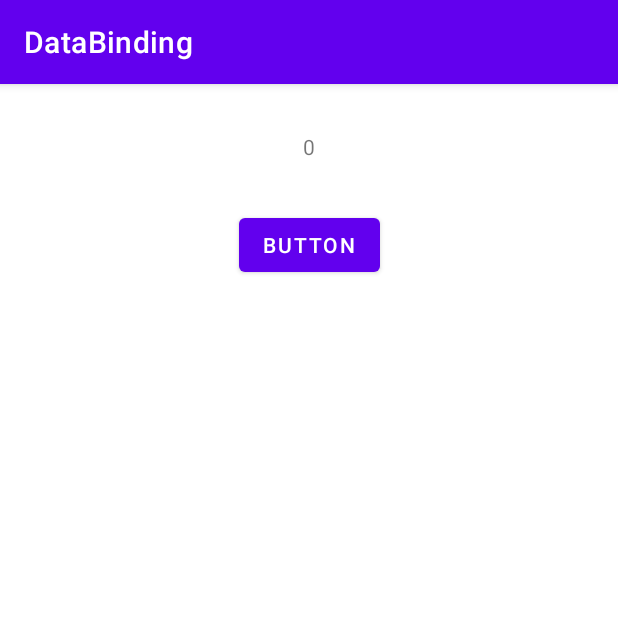
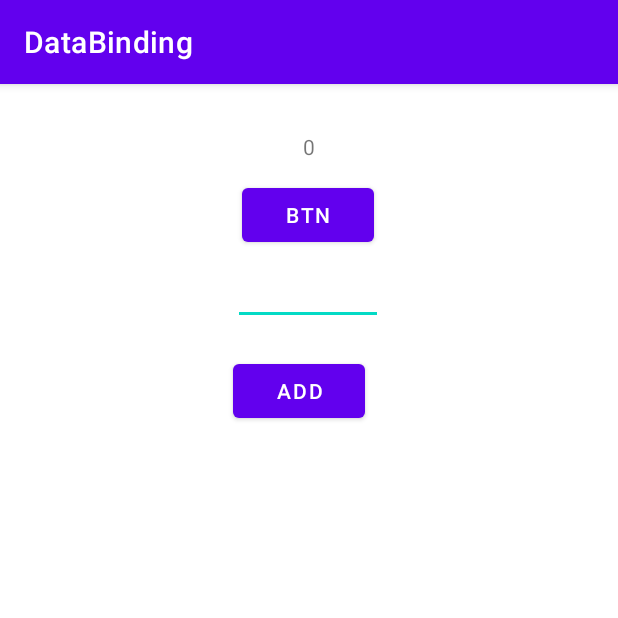
Before and after one commit to alikamrann/DataBinding, an Android app: the screen it shows after launch (ThirdActivity), on a phone screen of 412 x 824 dp, the top half of it. Run offline under Robolectric (Android 15) with nearby library versions, the phone set to English and light mode, and no system bars; our stand-ins replace data binding.

```diff
--- a/app/src/main/java/com/example/databinding/ThirdActivity.kt
+++ b/app/src/main/java/com/example/databinding/ThirdActivity.kt
@@ -6,19 +6,30 @@ import androidx.databinding.DataBindingUtil
 import androidx.lifecycle.ViewModelProvider
 import com.example.databinding.databinding.ActivityThirdBinding
 import com.example.databinding.viewmodel.MainActivityViewModel
+import com.example.databinding.viewmodel.MainActivityViewModelFactory
 
 class ThirdActivity : AppCompatActivity() {
     private lateinit var binding:ActivityThirdBinding
     private lateinit var viewModel: MainActivityViewModel
+    private lateinit var viewModelFactory: MainActivityViewModelFactory
     override fun onCreate(savedInstanceState: Bundle?) {
         super.onCreate(savedInstanceState)
         binding=DataBindingUtil.setContentView(this,R.layout.activity_third)
-        viewModel = ViewModelProvider(this).get(MainActivityViewModel::class.java)
 
+
+        viewModelFactory = MainActivityViewModelFactory(125)
+        viewModel = ViewModelProvider(this,viewModelFactory)[MainActivityViewModel::class.java]
         binding.textView.text = viewModel.getCurrentCount().toString()
 
-        binding.button.setOnClickListener {
+        binding.button2.setOnClickListener {
             binding.textView.text = viewModel.getUpdatedCount( ).toString()
         }
+
+        binding.button.setOnClickListener {
+             viewModel.updateSum(binding.numberEd.text.toString().toInt())
+            binding.textView.text  = viewModel.setTotal().toString()
+        }
+
+
     }
 }
--- a/app/src/main/java/com/example/databinding/viewmodel/MainActivityViewModel.kt
+++ b/app/src/main/java/com/example/databinding/viewmodel/MainActivityViewModel.kt
@@ -2,12 +2,26 @@ package com.example.databinding.viewmodel
 
 import androidx.lifecycle.ViewModel
 
-class MainActivityViewModel:ViewModel() {
+class MainActivityViewModel(startingTotal:Int):ViewModel() {
+    private var total = 0;
     private var count = 0
+    private var sum = 0
+    init {
+        sum = startingTotal
+    }
     fun getCurrentCount():Int{
         return count
     }
     fun getUpdatedCount():Int{
         return ++count
     }
+
+    fun updateSum(addNumber:Int){
+        sum+=addNumber
+    }
+    fun setTotal():Int{
+        return  sum;
+    }
+
+
 }
--- /dev/null
+++ b/app/src/main/java/com/example/databinding/viewmodel/MainActivityViewModelFactory.kt
@@ -0,0 +1,14 @@
+package com.example.databinding.viewmodel
+
+import androidx.lifecycle.ViewModel
+import androidx.lifecycle.ViewModelProvider
+
+open class MainActivityViewModelFactory(private val startingTotal : Int) :ViewModelProvider.Factory {
+
+    override fun <T : ViewModel> create(modelClass: Class<T>): T {
+        if (modelClass.isAssignableFrom(MainActivityViewModel::class.java)) {
+            return MainActivityViewModel(startingTotal) as T
+        }
+         throw IllegalAccessException("Unknown View Model Class")
+    }
+}
--- a/app/src/main/res/layout/activity_third.xml
+++ b/app/src/main/res/layout/activity_third.xml
@@ -5,6 +5,9 @@
 
     <data>
 
+        <variable
+            name="sum"
+            type="String" />
     </data>
 
     <androidx.constraintlayout.widget.ConstraintLayout
@@ -22,13 +25,36 @@
             app:layout_constraintStart_toStartOf="parent"
             app:layout_constraintTop_toTopOf="parent" />
 
+        <EditText
+            android:id="@+id/number_ed"
+            android:layout_width="100dp"
+            android:layout_height="wrap_content"
+            android:layout_marginTop="4dp"
+
+            app:layout_constraintEnd_toEndOf="parent"
+            app:layout_constraintHorizontal_bias="0.498"
+            app:layout_constraintStart_toStartOf="parent"
+            app:layout_constraintTop_toBottomOf="@+id/button2" />
+
         <Button
             android:id="@+id/button"
             android:layout_width="wrap_content"
             android:layout_height="wrap_content"
-            android:layout_marginTop="32dp"
-            android:text="Button"
+            android:layout_marginTop="20dp"
+            android:text="ADD"
             app:layout_constraintEnd_toEndOf="parent"
+            app:layout_constraintHorizontal_bias="0.479"
+            app:layout_constraintStart_toStartOf="parent"
+            app:layout_constraintTop_toBottomOf="@+id/number_ed" />
+
+        <Button
+            android:id="@+id/button2"
+            android:layout_width="wrap_content"
+            android:layout_height="wrap_content"
+            android:layout_marginTop="12dp"
+            android:text="btn"
+            app:layout_constraintEnd_toEndOf="parent"
+            app:layout_constraintHorizontal_bias="0.498"
             app:layout_constraintStart_toStartOf="parent"
             app:layout_constraintTop_toBottomOf="@+id/textView" />
     </androidx.constraintlayout.widget.ConstraintLayout>
```
